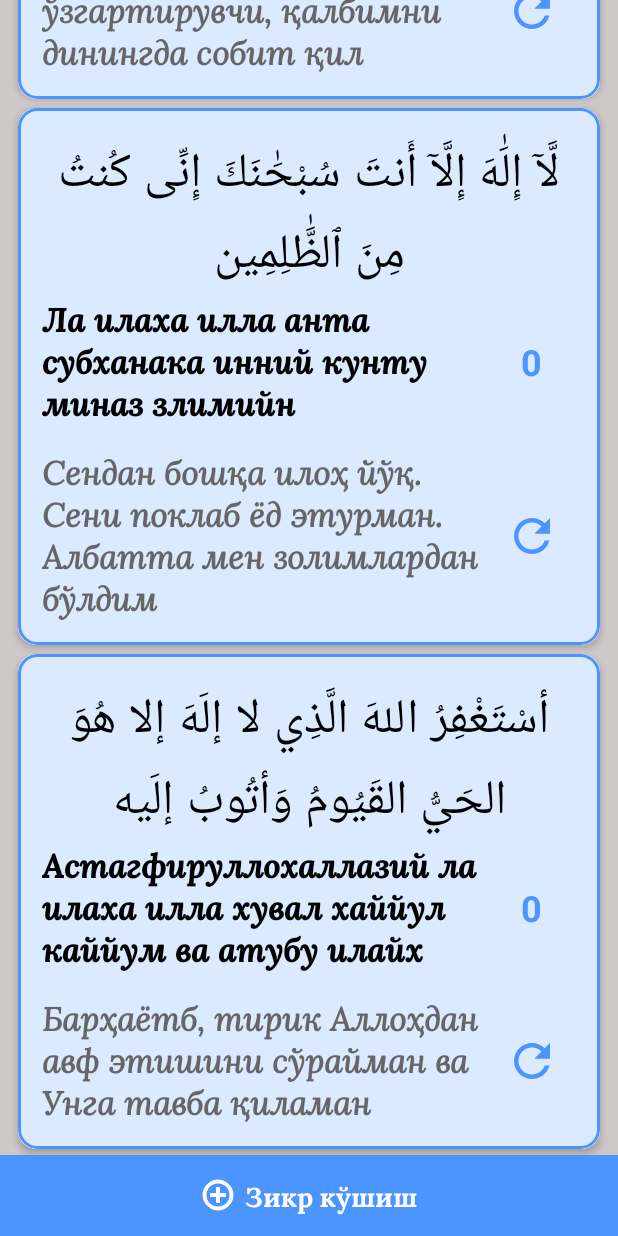
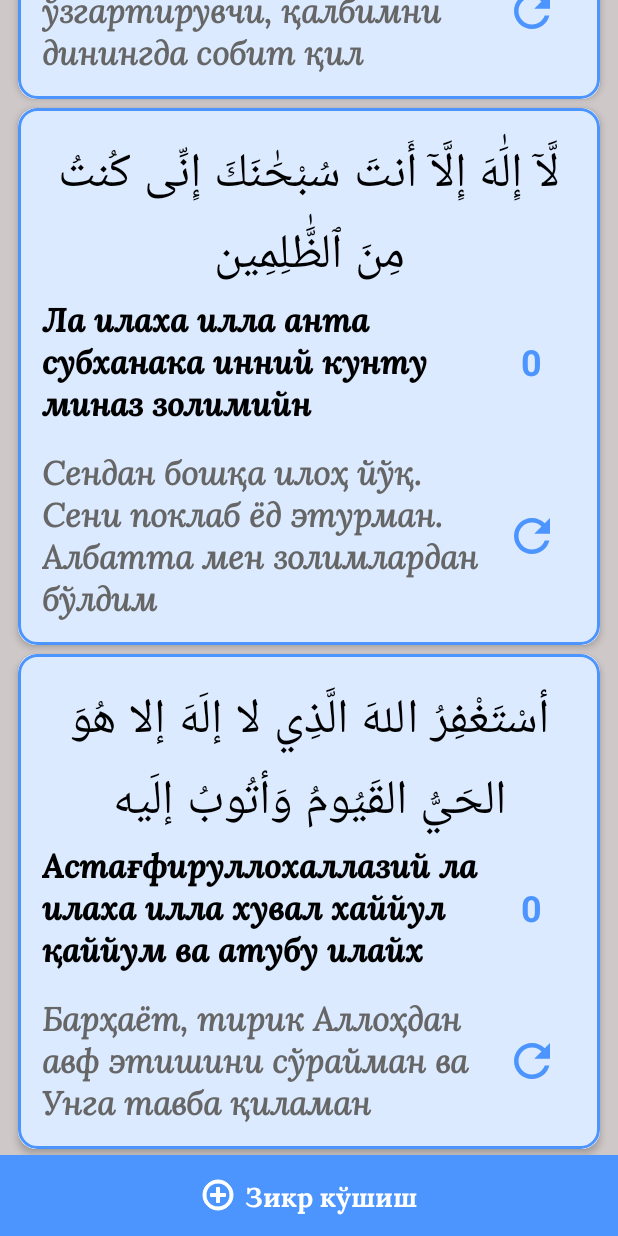
Before and after one commit to NodirGH/Tasbeeh, an Android app: the screen it shows after launch (MainActivity), scrolled down 2254 dp, on a phone screen of 412 x 824 dp. Run offline under Robolectric (Android 15) with nearby library versions, the light colour scheme and no system bars; our stand-ins replace Room's generated code; Roboto replaces fonts that are not available here.

Commit message:
something went wrong

```diff
--- a/app/src/main/java/com/example/tasbeeh/data/ZikrData.kt
+++ b/app/src/main/java/com/example/tasbeeh/data/ZikrData.kt
@@ -32,7 +32,7 @@ class ZikrData {
                 ),
                 ZikrInfo(
                     4,
-                    "Астагфируллох",
+                    "Астағфируллох",
                     "Аллоҳ кечирсин",
                     "َسْتَغْفِرُ اللّٰه",
                     isDeletable = false,
@@ -40,7 +40,7 @@ class ZikrData {
                 ),
                 ZikrInfo(
                     5,
-                    "Астагфируллох ваатубу илайх",
+                    "Астағфируллох ваатубу илайх",
                     "Аллоҳга истиғфор айтиб тавба қиламан",
                     "أَسْـتَـغْـفِـرُ اللهَ وَ أَ تُـوبُ إِ لَـْيه",
                     isDeletable = false,
@@ -48,7 +48,7 @@ class ZikrData {
                 ),
                 ZikrInfo(
                     6,
-                    "Субханноллохи ва бихамдихи субхоналлохил ъазиймн",
+                    "Субханноллохи ва бихамдихи субхоналлохил ъазийм",
                     "Аллоҳга хамд айтиш билан Уни айбу нуқсонлардан поклаб ёд этаман",
                     "سُبْحَانَ اللّهِ وَ بِحَمْدِهِ ، سُبْحَانَ اللّهِ الْعَظِيم",
                     isDeletable = false,
@@ -56,7 +56,7 @@ class ZikrData {
                 ),
                 ZikrInfo(
                     7,
-                    "Йа мукаллибал кулуб саббит колбий ъала дийник",
+                    "Йа муқоллибал қулуб саббит қолбий ъала дийник",
                     "Эй қалбларни ўзгартирувчи, қалбимни динингда собит қил",
                     "يامقلب القلوب ثبت قلبي على دينك",
                     isDeletable = false,
@@ -64,7 +64,7 @@ class ZikrData {
                 ),
                 ZikrInfo(
                     8,
-                    "Ла илаха илла анта субханака инний кунту миназ злимийн",
+                    "Ла илаха илла анта субханака инний кунту миназ золимийн",
                     "Сендан бошқа илоҳ йўқ. Сени поклаб ёд этурман. Албатта мен золимлардан бўлдим",
                     "لَّآ إِلَٰهَ إِلَّآ أَنتَ سُبْحَٰنَكَ إِنِّى كُنتُ مِنَ ٱلظَّٰلِمِين",
                     isDeletable = false,
@@ -72,14 +72,13 @@ class ZikrData {
                 ),
                 ZikrInfo(
                     9,
-                    "Астагфируллохаллазий ла илаха илла хувал хаййул каййум ва атубу илайх",
-                    "Барҳаётб, тирик Аллоҳдан авф этишини сўрайман ва Унга тавба қиламан",
+                    "Астағфируллохаллазий ла илаха илла хувал хаййул қаййум ва атубу илайх",
+                    "Барҳаёт, тирик Аллоҳдан авф этишини сўрайман ва Унга тавба қиламан",
                     "أسْتَغْفِرُ اللهَ الَّذِي لا إلَهَ إلا هُوَ الحَيُّ القَيُومُ وَأتُوبُ إلَيه",
                     isDeletable = false,
                     zikrAudio = "astahfirullohallaziy_la_illaha.mp3"
                 )
-
-                )
+            )
         }
     }
 }
--- a/app/src/main/java/com/example/tasbeeh/data/local/ZikrDao.kt
+++ b/app/src/main/java/com/example/tasbeeh/data/local/ZikrDao.kt
@@ -26,7 +26,7 @@ interface ZikrDao {
     fun delete(id: Int)
 
     @Query("update zikrentity set counter = :count  where id = :id")
-    suspend fun updateCount(id: Int, count: Int) : Int
+    suspend fun updateCount(id: Int, count: Int): Int
 
     @Query("UPDATE zikrentity set counter = :count WHERE id = :id")
     suspend fun refreshZikr(id: Int, count: Int): Int
--- a/app/src/main/java/com/example/tasbeeh/data/local/ZikrEntity.kt
+++ b/app/src/main/java/com/example/tasbeeh/data/local/ZikrEntity.kt
@@ -11,6 +11,6 @@ data class ZikrEntity(
     @ColumnInfo(name = "translation") val translation: String?,
     @ColumnInfo(name = "arabicWord") val arabicWord: String?,
     @ColumnInfo(name = "counter") val counter: Int?,
-    @ColumnInfo(name = "isDeletable") val isDeletable : Boolean?,
-    @ColumnInfo(name = "zikrAudio") val zikrAudio : String?
+    @ColumnInfo(name = "isDeletable") val isDeletable: Boolean?,
+    @ColumnInfo(name = "zikrAudio") val zikrAudio: String?
 )
--- a/app/src/main/java/com/example/tasbeeh/data/local/ZikrLocal.kt
+++ b/app/src/main/java/com/example/tasbeeh/data/local/ZikrLocal.kt
@@ -15,6 +15,5 @@ class ZikrLocal {
                 .allowMainThreadQueries() // TODO remove to use Coroutines
                 .build()
         }
-
     }
 }
--- a/app/src/main/java/com/example/tasbeeh/model/ZikrInfo.kt
+++ b/app/src/main/java/com/example/tasbeeh/model/ZikrInfo.kt
@@ -24,5 +24,4 @@ data class ZikrInfo(
             zikrAudio = zikrAudio
         )
     }
-
 }
--- a/app/src/main/java/com/example/tasbeeh/ui/main/ZikrAdapter.kt
+++ b/app/src/main/java/com/example/tasbeeh/ui/main/ZikrAdapter.kt
@@ -11,7 +11,7 @@ class ZikrAdapter() : RecyclerView.Adapter<ZikrAdapter.ViewHolder>() {
 
     var callback: ((ZikrInfo) -> Unit)? = null
     var callbackID: ((Int) -> Unit)? = null
-    var callbackRefresh: ((Int, Int)-> Unit)? = null
+    var callbackRefresh: ((Int, Int) -> Unit)? = null
     private var zikrs: List<ZikrInfo>? = null
 
     fun submitList(zikrs: List<ZikrInfo>) {
@@ -48,7 +48,8 @@ class ZikrAdapter() : RecyclerView.Adapter<ZikrAdapter.ViewHolder>() {
                 callbackID?.invoke(zikrInfo.id)
             }
             binding.ibRefresh.setOnClickListener {
-                callbackRefresh?.invoke(zikrInfo.id, binding.tvZikrCounter.text.toString().toInt()
+                callbackRefresh?.invoke(
+                    zikrInfo.id, binding.tvZikrCounter.text.toString().toInt()
                 )
             }
         }
--- a/app/src/main/java/com/example/tasbeeh/utils/TasbeehExtentsions.kt
+++ b/app/src/main/java/com/example/tasbeeh/utils/TasbeehExtentsions.kt
@@ -11,14 +11,14 @@ fun Context.toast(message: String, length: Int = Toast.LENGTH_SHORT) {
     Toast.makeText(this, message, length).show()
 }
 
-fun View.manageVisibility(isVisible :Boolean){
-    if(isVisible)
+fun View.manageVisibility(isVisible: Boolean) {
+    if (isVisible)
         this.visibility = View.VISIBLE
     else
         this.visibility = View.GONE
 }
 
-fun Context.vibratePhone(){
+fun Context.vibratePhone() {
     @Suppress("DEPRECATION")
     val vibrate = (getSystemService(Context.VIBRATOR_SERVICE) as Vibrator)
     if (Build.VERSION.SDK_INT >= Build.VERSION_CODES.O) {
--- a/app/src/main/res/layout/activity_counter.xml
+++ b/app/src/main/res/layout/activity_counter.xml
@@ -45,7 +45,7 @@
         android:layout_marginEnd="60dp"
         android:background="@drawable/rectangle_couter_display"
         android:gravity="center"
-        android:text="0"
+        tools:text="0"
         android:textColor="@color/black"
         android:textSize="50sp"
         android:layout_marginTop="50dp"
--- a/app/src/main/res/layout/dialog_setting.xml
+++ b/app/src/main/res/layout/dialog_setting.xml
@@ -24,7 +24,7 @@
         app:layout_constraintTop_toTopOf="parent" />
 
     <ImageView
-        android:id="@+id/iv_yellow_tasbeeh_setting"
+        android:id="@+id/iv_orange_tasbeeh_setting"
         android:layout_width="260dp"
         android:layout_height="80dp"
         android:layout_marginTop="10dp"
@@ -32,7 +32,7 @@
         android:clickable="true"
         android:focusable="true"
         android:foreground="?attr/selectableItemBackgroundBorderless"
-        android:src="@drawable/yellow_tasbeh"
+        android:src="@drawable/orange_tasbeh"
         app:layout_constraintEnd_toEndOf="parent"
         app:layout_constraintHorizontal_bias="0.5"
         app:layout_constraintStart_toStartOf="parent"
@@ -50,7 +50,7 @@
         app:layout_constraintEnd_toEndOf="parent"
         app:layout_constraintHorizontal_bias="0.5"
         app:layout_constraintStart_toStartOf="parent"
-        app:layout_constraintTop_toBottomOf="@+id/iv_yellow_tasbeeh_setting" />
+        app:layout_constraintTop_toBottomOf="@+id/iv_orange_tasbeeh_setting" />
 
     <ImageView
         android:id="@+id/ivGreen_tasbeehSetting"
--- a/app/src/main/res/layout/item_order.xml
+++ b/app/src/main/res/layout/item_order.xml
@@ -54,9 +54,6 @@
                 app:tint="@color/main" />
 
         </LinearLayout>
-
-
-
 
         <LinearLayout
             android:layout_width="match_parent"
```
Also changed, not shown: app/src/main/AndroidManifest.xml (+5 -2 lines), app/src/main/java/com/example/tasbeeh/data/TasbehRepository.kt (+7 -12 lines), app/src/main/java/com/example/tasbeeh/ui/counter/CounterActivity.kt (+5 -5 lines), app/src/main/java/com/example/tasbeeh/ui/main/MainActivity.kt (+3 -7 lines), app/src/main/java/com/example/tasbeeh/ui/main/MainViewModel.kt (+5 -5 lines), app/src/main/res/drawable/orange_tasbeh.jpg (renamed from app/src/main/res/drawable/yellow_tasbeh.jpg), app/src/main/res/drawable/single_orange_stone.jpg (renamed from app/src/main/res/drawable/single_yellow_stone.jpg).
